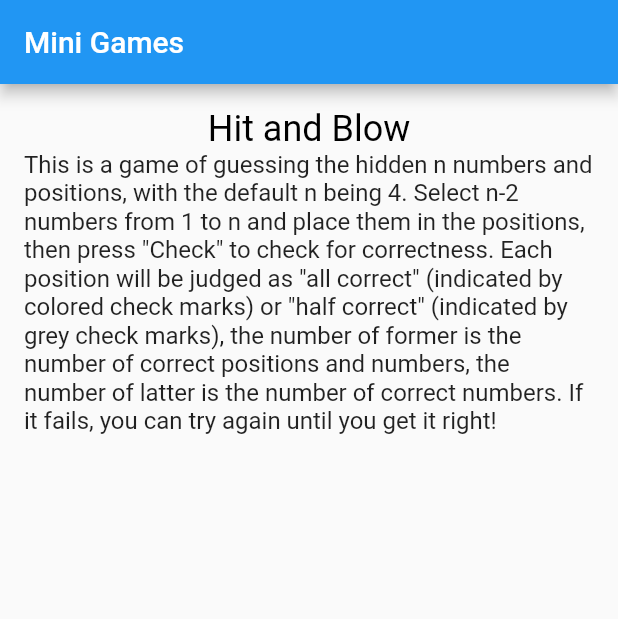
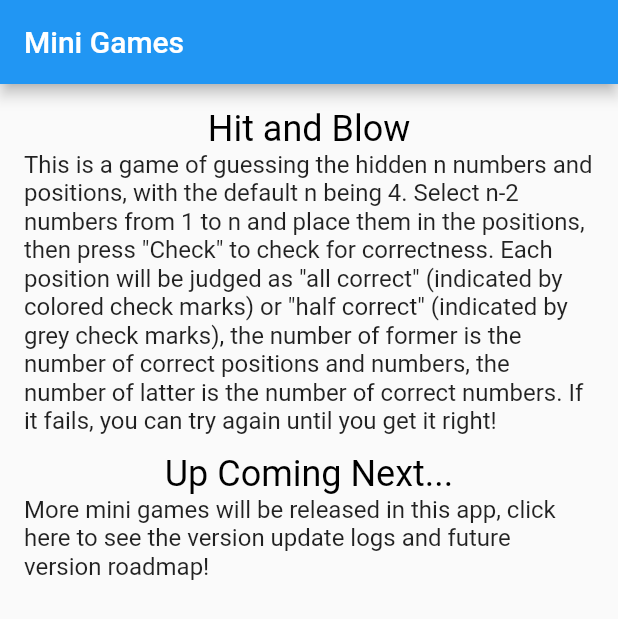
Before and after one commit to z7workbench/minigames, a Flutter app: the screen it shows after launch, on a phone screen of 412 x 824 dp. Shown: the top 619 px of the screen. Run offline on Flutter 3.47's test engine with Material 2 defaults, Android fonts, the phone set to English and light mode, and no system bars; our stand-ins replace package_info; Roboto replaces fonts that are missing (MiSans).

Commit message:
feat: prepare for next major release

```diff
--- a/lib/l10n/intl_en.arb
+++ b/lib/l10n/intl_en.arb
@@ -10,5 +10,8 @@
   "restart_game": "Restart Game",
   "leaderboard": "Leaderboard",
   "description": "Game info",
-  "app": "Mini Games"
+  "app": "Mini Games",
+  "up_coming": "Up Coming Next...",
+  "up_coming_desc": "More mini games will be released in this app, click here to see the version update logs and future version roadmap!",
+  "roadmap": "Roadmap"
 }
--- a/lib/l10n/intl_zh_CN.arb
+++ b/lib/l10n/intl_zh_CN.arb
@@ -10,5 +10,8 @@
   "restart_game": "重开游戏",
   "leaderboard": "排行榜",
   "description": "游戏简介",
-  "app": "迷你游戏合集"
+  "app": "迷你游戏合集",
+  "up_coming": "即将推出...",
+  "up_coming_desc": "迷你小游戏合集将会推出更多的小游戏，点击这里可以看到版本更新日志以及未来版本路线图规划！",
+  "roadmap": "版本更新规划"
 }
--- a/lib/main.dart
+++ b/lib/main.dart
@@ -2,7 +2,10 @@ import 'package:flutter/material.dart';
 import 'package:flutter_localizations/flutter_localizations.dart';
 import 'package:minigames/generated/l10n.dart';
 import 'package:minigames/games/hnb/hnb_main.dart';
+import 'package:minigames/roadmap.dart';
 import 'package:minigames/styles.dart';
+import 'package:minigames/widgets/description_card.dart';
+import 'package:package_info/package_info.dart';
 
 void main() {
   runApp(const MyApp());
@@ -43,50 +46,25 @@ class _MyHomePageState extends State<MyHomePage> {
         appBar: AppBar(
           title: Text(S.of(context).app),
         ),
-      body: Center(
+        body: SingleChildScrollView(
+          child: Center(
               child: Padding(
             padding: containerPadding,
             child: Column(
               mainAxisAlignment: MainAxisAlignment.start,
               children: <Widget>[
-            GestureDetector(
-              child: Column(
-                children: [
-                  Text(
-                    S.of(context).hnb_title,
-                    style: titleTextStyle,
-                  ),
-                  Text(
-                    S.of(context).hnb_desc,
-                    style: docTextStyle,
-                  )
-                ],
-              ),
-              onTapUp: (_) {
-                Navigator.push(
-                    context,
-                    MaterialPageRoute(
-                        builder: (context) => const HitAndBlowHome()));
-              },
-            ),
-            // margin,
-            // GestureDetector(
-            //   child: Column(
-            //     children: [
-            //       Text(
-            //         S.of(context).minesweeper_title,
-            //         style: titleTextStyle,
-            //       ),
-            //       Text(
-            //         S.of(context).minesweeper_desc,
-            //         style: docTextStyle,
-            //       )
-            //     ],
-            //   ),
-            // )
+                DescriptionCard(
+                    title: S.of(context).hnb_title,
+                    desc: S.of(context).hnb_desc,
+                    goto: const HitAndBlowHome()),
+                margin,
+                DescriptionCard(
+                    title: S.of(context).up_coming,
+                    desc: S.of(context).up_coming_desc,
+                    goto: const Roadmap())
               ],
             ),
           )),
-    );
+        ));
   }
 }
--- /dev/null
+++ b/lib/roadmap.dart
@@ -0,0 +1,15 @@
+import 'package:flutter/material.dart';
+import 'package:minigames/generated/l10n.dart';
+
+class Roadmap extends StatelessWidget {
+  const Roadmap({Key? key}) : super(key: key);
+
+  @override
+  Widget build(BuildContext context) => Scaffold(
+      appBar: AppBar(title: Text(S.of(context).roadmap)),
+      body: SingleChildScrollView(
+        child: Column(
+          children: [],
+        ),
+      ));
+}
--- /dev/null
+++ b/lib/widgets/description_card.dart
@@ -0,0 +1,35 @@
+import 'package:flutter/material.dart';
+import 'package:minigames/styles.dart';
+
+class DescriptionCard extends StatelessWidget {
+  const DescriptionCard(
+      {Key? key, required this.title, required this.desc, required this.goto})
+      : super(key: key);
+
+  final String title;
+  final String desc;
+  final Widget goto;
+
+  @override
+  Widget build(BuildContext context) => GestureDetector(
+        child: Column(
+          children: [
+            Text(
+              title,
+              style: titleTextStyle,
+              textAlign: TextAlign.center,
+            ),
+            Text(
+              desc,
+              style: docTextStyle,
+            )
+          ],
+          mainAxisSize: MainAxisSize.max,
+          crossAxisAlignment: CrossAxisAlignment.stretch,
+        ),
+        onTapUp: (_) {
+          Navigator.push(
+              context, MaterialPageRoute(builder: (context) => goto));
+        },
+      );
+}
--- a/pubspec.yaml
+++ b/pubspec.yaml
@@ -15,7 +15,7 @@ publish_to: 'none' # Remove this line if you wish to publish to pub.dev
 # In iOS, build-name is used as CFBundleShortVersionString while build-number used as CFBundleVersion.
 # Read more about iOS versioning at
 # https://developer.apple.com/library/archive/documentation/General/Reference/InfoPlistKeyReference/Articles/CoreFoundationKeys.html
-version: 0.1.6+1
+version: 0.1.7+1
 
 environment:
   sdk: ">=2.16.0-80.1.beta <3.0.0"
@@ -38,6 +38,7 @@ dependencies:
   cupertino_icons: ^1.0.2
   shared_preferences: ^2.0.11
   intl: ^0.17.0
+  package_info: ^2.0.2
 
 dev_dependencies:
   flutter_test:
```
Also changed, not shown: lib/generated/intl/messages_en.dart, lib/generated/intl/messages_zh_CN.dart, lib/generated/l10n.dart, pubspec.lock, 1 other file. Lines whose indentation alone changed are shown as unchanged.
